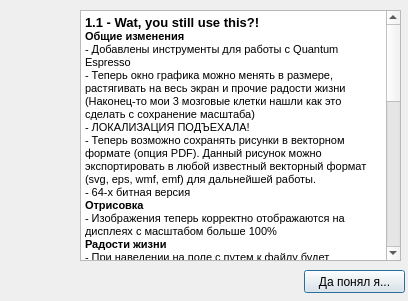
Before: the Qt Designer form ui/changelog.ui in small23/QGraphViewer, drawn with Qt 5.
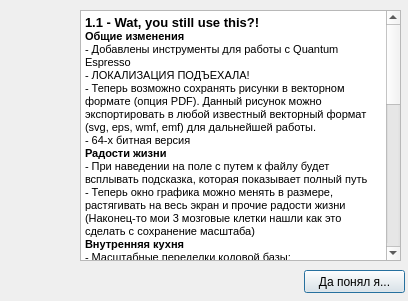
After: the same form once the commit is applied.

Patch:
```diff
--- a/ui/changelog.ui
+++ b/ui/changelog.ui
@@ -60,28 +60,26 @@
 &lt;p style=&quot; margin-top:0px; margin-bottom:0px; margin-left:0px; margin-right:0px; -qt-block-indent:0; text-indent:0px;&quot;&gt;&lt;span style=&quot; font-size:10pt; font-weight:600;&quot;&gt;1.1 - Wat, you still use this?!&lt;/span&gt;&lt;/p&gt;
 &lt;p style=&quot; margin-top:0px; margin-bottom:0px; margin-left:0px; margin-right:0px; -qt-block-indent:0; text-indent:0px;&quot;&gt;&lt;span style=&quot; font-weight:600;&quot;&gt;Общие изменения&lt;/span&gt;&lt;/p&gt;
 &lt;p style=&quot; margin-top:0px; margin-bottom:0px; margin-left:0px; margin-right:0px; -qt-block-indent:0; text-indent:0px;&quot;&gt;- Добавлены инструменты для работы с Quantum Espresso&lt;/p&gt;
-&lt;p style=&quot; margin-top:0px; margin-bottom:0px; margin-left:0px; margin-right:0px; -qt-block-indent:0; text-indent:0px;&quot;&gt;- Теперь окно графика можно менять в размере, растягивать на весь экран и прочие радости жизни (Наконец-то мои 3 мозговые клетки нашли как это сделать с сохранение масштаба)&lt;/p&gt;
 &lt;p style=&quot; margin-top:0px; margin-bottom:0px; margin-left:0px; margin-right:0px; -qt-block-indent:0; text-indent:0px;&quot;&gt;- ЛОКАЛИЗАЦИЯ ПОДЪЕХАЛА!&lt;/p&gt;
 &lt;p style=&quot; margin-top:0px; margin-bottom:0px; margin-left:0px; margin-right:0px; -qt-block-indent:0; text-indent:0px;&quot;&gt;- Теперь возможно сохранять рисунки в векторном формате (опция PDF). Данный рисунок можно экспортировать в любой известный векторный формат (svg, eps, wmf, emf) для дальнейшей работы.&lt;/p&gt;
 &lt;p style=&quot; margin-top:0px; margin-bottom:0px; margin-left:0px; margin-right:0px; -qt-block-indent:0; text-indent:0px;&quot;&gt;- 64-х битная версия&lt;/p&gt;
-&lt;p style=&quot; margin-top:0px; margin-bottom:0px; margin-left:0px; margin-right:0px; -qt-block-indent:0; text-indent:0px;&quot;&gt;&lt;span style=&quot; font-weight:600;&quot;&gt;Отрисовка&lt;/span&gt;&lt;/p&gt;
-&lt;p style=&quot; margin-top:0px; margin-bottom:0px; margin-left:0px; margin-right:0px; -qt-block-indent:0; text-indent:0px;&quot;&gt;- Изображения теперь корректно отображаются на дисплеях с масштабом больше 100%&lt;/p&gt;
 &lt;p style=&quot; margin-top:0px; margin-bottom:0px; margin-left:0px; margin-right:0px; -qt-block-indent:0; text-indent:0px;&quot;&gt;&lt;span style=&quot; font-weight:600;&quot;&gt;Радости жизни&lt;/span&gt;&lt;/p&gt;
 &lt;p style=&quot; margin-top:0px; margin-bottom:0px; margin-left:0px; margin-right:0px; -qt-block-indent:0; text-indent:0px;&quot;&gt;- При наведении на поле с путем к файлу будет всплывать подсказка, которая показывает полный путь&lt;/p&gt;
+&lt;p style=&quot; margin-top:0px; margin-bottom:0px; margin-left:0px; margin-right:0px; -qt-block-indent:0; text-indent:0px;&quot;&gt;- Теперь окно графика можно менять в размере, растягивать на весь экран и прочие радости жизни (Наконец-то мои 3 мозговые клетки нашли как это сделать с сохранение масштаба)&lt;/p&gt;
 &lt;p style=&quot; margin-top:0px; margin-bottom:0px; margin-left:0px; margin-right:0px; -qt-block-indent:0; text-indent:0px;&quot;&gt;&lt;span style=&quot; font-weight:600;&quot;&gt;Внутренняя кухня&lt;/span&gt;&lt;/p&gt;
 &lt;p style=&quot; margin-top:0px; margin-bottom:0px; margin-left:0px; margin-right:0px; -qt-block-indent:0; text-indent:0px;&quot;&gt;- Масштабные переделки кодовой базы:&lt;/p&gt;
 &lt;p style=&quot; margin-top:0px; margin-bottom:0px; margin-left:0px; margin-right:0px; -qt-block-indent:0; text-indent:0px;&quot;&gt;-- Реорганизовано хранение исходных файлов&lt;/p&gt;
 &lt;p style=&quot; margin-top:0px; margin-bottom:0px; margin-left:0px; margin-right:0px; -qt-block-indent:0; text-indent:0px;&quot;&gt;-- Оформление кода приведено к единообразному стандарту CammelCase&lt;/p&gt;
 &lt;p style=&quot; margin-top:0px; margin-bottom:0px; margin-left:0px; margin-right:0px; -qt-block-indent:0; text-indent:0px;&quot;&gt;-- Устранено множество потенциальных утечек памяти&lt;/p&gt;
 &lt;p style=&quot; margin-top:0px; margin-bottom:0px; margin-left:0px; margin-right:0px; -qt-block-indent:0; text-indent:0px;&quot;&gt;-- Переделаны классы отрисовки графиков, теперь наследие и ООП&lt;/p&gt;
-&lt;p style=&quot; margin-top:0px; margin-bottom:0px; margin-left:0px; margin-right:0px; -qt-block-indent:0; text-indent:0px;&quot;&gt;- Немного увеличена скорость работы приложения&lt;/p&gt;
-&lt;p style=&quot; margin-top:0px; margin-bottom:0px; margin-left:0px; margin-right:0px; -qt-block-indent:0; text-indent:0px;&quot;&gt;- Переезд на MSVC2019&lt;/p&gt;
+&lt;p style=&quot; margin-top:0px; margin-bottom:0px; margin-left:0px; margin-right:0px; -qt-block-indent:0; text-indent:0px;&quot;&gt;- Переезд на MSVC2022&lt;/p&gt;
 &lt;p style=&quot; margin-top:0px; margin-bottom:0px; margin-left:0px; margin-right:0px; -qt-block-indent:0; text-indent:0px;&quot;&gt;- Переезд на Windows SDK 10.0.20348.0&lt;/p&gt;
 &lt;p style=&quot; margin-top:0px; margin-bottom:0px; margin-left:0px; margin-right:0px; -qt-block-indent:0; text-indent:0px;&quot;&gt;- Обновление библиотеки QCustomPlot до версии 2.1.0&lt;/p&gt;
 &lt;p style=&quot; margin-top:0px; margin-bottom:0px; margin-left:0px; margin-right:0px; -qt-block-indent:0; text-indent:0px;&quot;&gt;- Обновление библиотеки Qxlsx до версии 1.4.3&lt;/p&gt;
 &lt;p style=&quot; margin-top:0px; margin-bottom:0px; margin-left:0px; margin-right:0px; -qt-block-indent:0; text-indent:0px;&quot;&gt;- Обновление библиотеки Eigen до версии 4.3.0&lt;/p&gt;
 &lt;p style=&quot; margin-top:0px; margin-bottom:0px; margin-left:0px; margin-right:0px; -qt-block-indent:0; text-indent:0px;&quot;&gt;&lt;span style=&quot; font-weight:600;&quot;&gt;Исправления ошибок&lt;/span&gt;&lt;/p&gt;
 &lt;p style=&quot; margin-top:0px; margin-bottom:0px; margin-left:0px; margin-right:0px; -qt-block-indent:0; text-indent:0px;&quot;&gt;- Исправлена ошибка с некорректной инициализацией поля &amp;quot;Размер кегеля&amp;quot; на первой вкладке&lt;/p&gt;
+&lt;p style=&quot; margin-top:0px; margin-bottom:0px; margin-left:0px; margin-right:0px; -qt-block-indent:0; text-indent:0px;&quot;&gt;- Изображения теперь корректно отображаются на дисплеях с масштабом больше 100%&lt;/p&gt;
 &lt;p style=&quot;-qt-paragraph-type:empty; margin-top:0px; margin-bottom:0px; margin-left:0px; margin-right:0px; -qt-block-indent:0; text-indent:0px;&quot;&gt;&lt;br /&gt;&lt;/p&gt;
 &lt;p style=&quot; margin-top:0px; margin-bottom:0px; margin-left:0px; margin-right:0px; -qt-block-indent:0; text-indent:0px;&quot;&gt;&lt;span style=&quot; font-size:9pt; font-weight:600;&quot;&gt;1.0.2 - La Grande Finale!&lt;/span&gt;&lt;/p&gt;
 &lt;p style=&quot; margin-top:0px; margin-bottom:0px; margin-left:0px; margin-right:0px; -qt-block-indent:0; text-indent:0px;&quot;&gt;- Багфиксы&lt;/p&gt;
```
